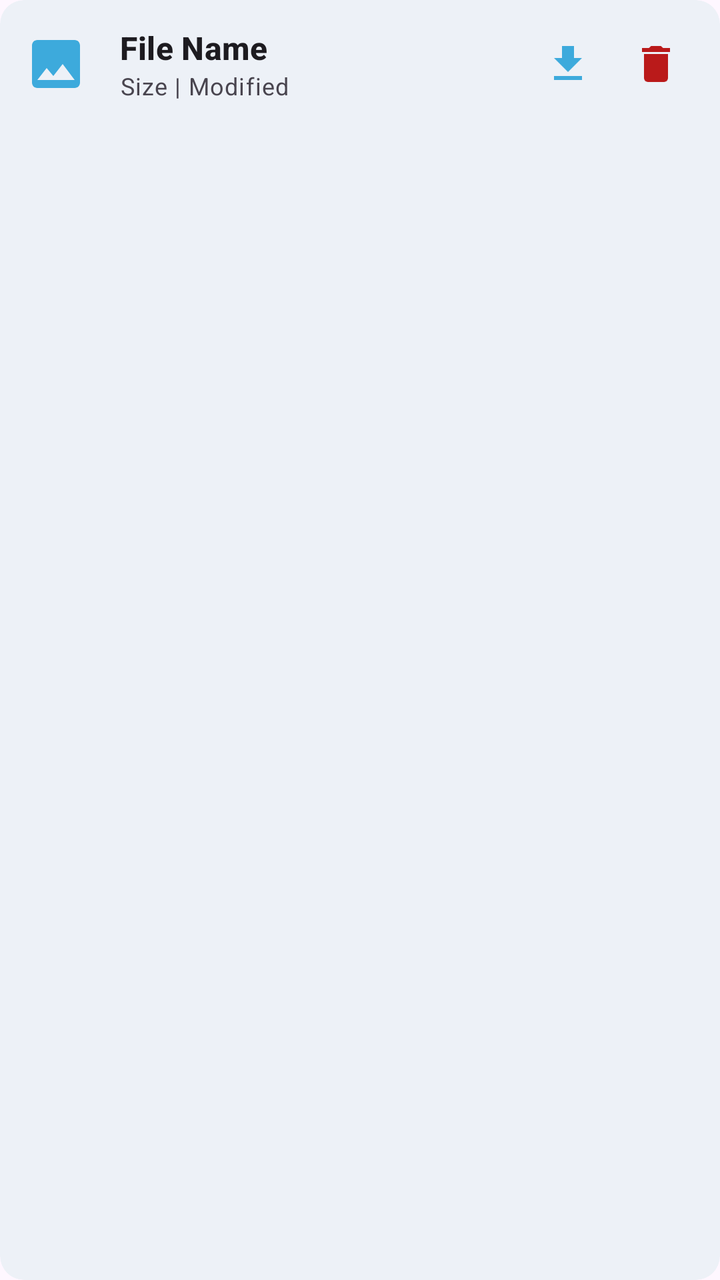
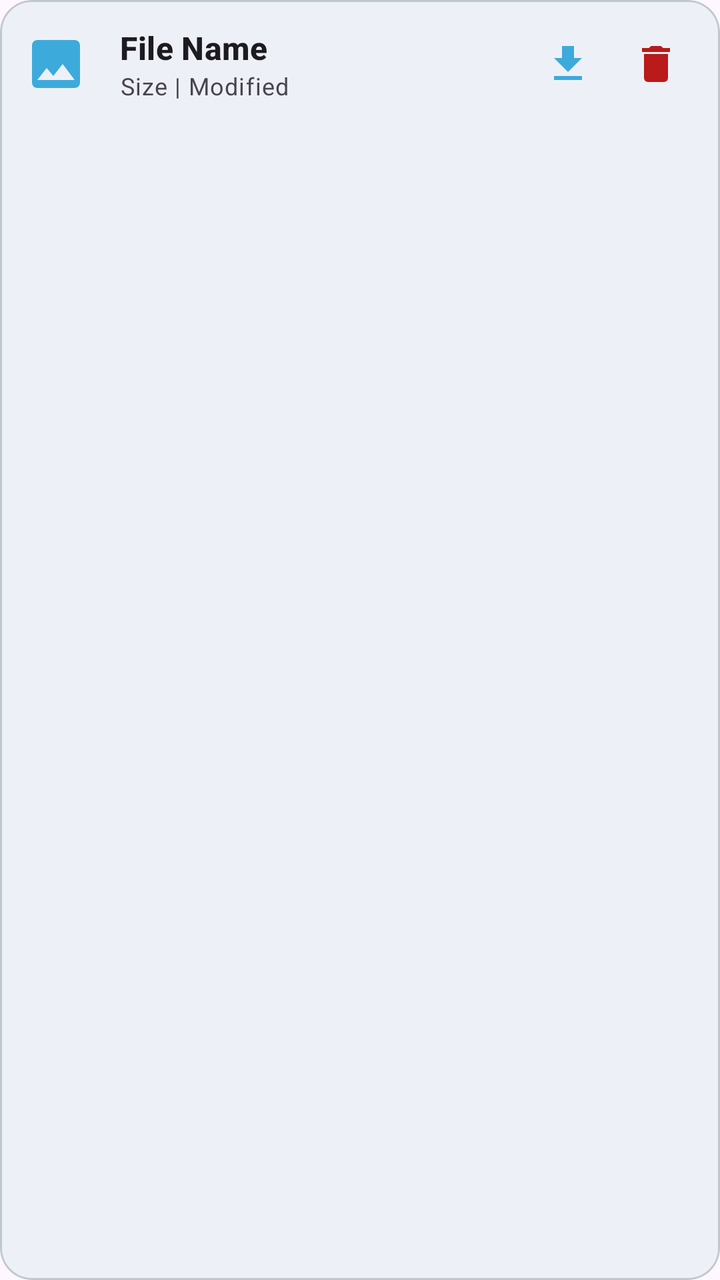

An Android layout rendered at two revisions. The XML below is the earlier revision; the diff shows what the commit changed to produce the second picture.
<!-- AndroidManifest.xml: application theme Theme.Smartwatch -->
<!-- res/layout/item_file.xml -->
<?xml version="1.0" encoding="utf-8"?>
<com.google.android.material.card.MaterialCardView xmlns:android="http://schemas.android.com/apk/res/android"
    xmlns:app="http://schemas.android.com/apk/res-auto"
    android:layout_width="match_parent"
    android:layout_height="wrap_content"
    android:layout_marginHorizontal="8dp"
    android:layout_marginVertical="4dp"
    app:cardBackgroundColor="?attr/colorSurfaceContainer"
    app:cardCornerRadius="12dp"
    app:strokeWidth="0dp">

    <LinearLayout
        android:layout_width="match_parent"
        android:layout_height="wrap_content"
        android:gravity="center_vertical"
        android:orientation="horizontal"
        android:padding="12dp">

        <ImageView
            android:id="@+id/imgFileIcon"
            android:layout_width="32dp"
            android:layout_height="32dp"
            android:src="@drawable/ic_image"
            app:tint="?attr/colorPrimary" />

        <LinearLayout
            android:layout_width="0dp"
            android:layout_height="wrap_content"
            android:layout_marginStart="16dp"
            android:layout_weight="1"
            android:orientation="vertical">

            <TextView
                android:id="@+id/tvFileName"
                android:layout_width="match_parent"
                android:layout_height="wrap_content"
                android:ellipsize="end"
                android:maxLines="1"
                android:text="File Name"
                android:textAppearance="@style/TextAppearance.Material3.TitleMedium"
                android:textStyle="bold" />

            <TextView
                android:id="@+id/tvFileInfo"
                android:layout_width="match_parent"
                android:layout_height="wrap_content"
                android:text="@string/file_info_header"
                android:textAppearance="@style/TextAppearance.Material3.BodySmall"
                android:textColor="?android:attr/textColorSecondary" />

        </LinearLayout>

        <ImageView
            android:id="@+id/btnDownload"
            android:layout_width="40dp"
            android:layout_height="40dp"
            android:background="?attr/selectableItemBackgroundBorderless"
            android:padding="8dp"
            android:src="@drawable/ic_download"
            app:tint="?attr/colorPrimary" />

        <ImageView
            android:id="@+id/btnDelete"
            android:layout_width="40dp"
            android:layout_height="40dp"
            android:layout_marginStart="4dp"
            android:background="?attr/selectableItemBackgroundBorderless"
            android:padding="8dp"
            android:src="@drawable/ic_delete"
            app:tint="?attr/colorError" />

    </LinearLayout>

</com.google.android.material.card.MaterialCardView>
<!-- resources referenced by this layout -->
<resources>
  <!-- drawable ic_delete (drawable) -->
  <vector xmlns:android="http://schemas.android.com/apk/res/android"
      android:width="24dp"
      android:height="24dp"
      android:viewportWidth="24"
      android:viewportHeight="24">
      <path
          android:fillColor="#FF000000"
          android:pathData="M6,19c0,1.1 0.9,2 2,2h8c1.1,0 2,-0.9 2,-2V7H6v12zM19,4h-3.5l-1,-1h-5l-1,1H5v2h14V4z"/>
  </vector>
  <!-- drawable ic_download (drawable) -->
  <vector xmlns:android="http://schemas.android.com/apk/res/android"
      android:width="24dp"
      android:height="24dp"
      android:viewportWidth="24"
      android:viewportHeight="24">
      <path
          android:fillColor="#FF000000"
          android:pathData="M19,9h-4V3H9v6H5l7,7 7,-7zM5,18v2h14v-2H5z"/>
  </vector>
  <!-- drawable ic_image (drawable) -->
  <vector xmlns:android="http://schemas.android.com/apk/res/android"
      android:width="24dp"
      android:height="24dp"
      android:viewportWidth="24"
      android:viewportHeight="24">
      <path
          android:fillColor="#FF000000"
          android:pathData="M21,19V5c0,-1.1 -0.9,-2 -2,-2H5c-1.1,0 -2,0.9 -2,2v14c0,1.1 0.9,2 2,2h14c1.1,0 2,-0.9 2,-2zM8.5,13.5l2.5,3.01L14.5,12l4.5,6H5l3.5,-4.5z"/>
  </vector>
  <string name="file_info_header">Size | Modified</string>
  <style name="Theme.Smartwatch" parent="Theme.Material3.DayNight.NoActionBar">
          
          <item name="colorPrimary">#3DAADC</item>
          <item name="colorOnPrimary">#FFFFFF</item>
          <item name="colorPrimaryContainer">#D0EEFA</item>
          <item name="colorOnPrimaryContainer">#003549</item>
  
          
          <item name="colorSecondary">#DC3D3D</item>
          <item name="colorOnSecondary">#FFFFFF</item>
          <item name="colorSecondaryContainer">#FFDAD6</item>
          <item name="colorOnSecondaryContainer">#410002</item>
  
          
          <item name="colorTertiary">#22CC88</item>
          <item name="colorOnTertiary">#FFFFFF</item>
          <item name="colorTertiaryContainer">#B8F5DA</item>
          <item name="colorOnTertiaryContainer">#002116</item>
  
          
          <item name="colorSurface">#FAFCFF</item>
          <item name="colorOnSurface">#181C20</item>
          <item name="colorSurfaceVariant">#DCE4EC</item>
          <item name="colorOnSurfaceVariant">#40484F</item>
          <item name="colorSurfaceContainer">#EDF1F7</item>
          <item name="colorSurfaceContainerHigh">#E8ECF2</item>
          <item name="colorSurfaceContainerHighest">#E2E7ED</item>
  
          
          <item name="colorOutline">#70787F</item>
          <item name="colorOutlineVariant">#C0C8CF</item>
  
          
          <item name="colorError">#BA1A1A</item>
          <item name="colorOnError">#FFFFFF</item>
          <item name="colorErrorContainer">#FFDAD6</item>
          <item name="colorOnErrorContainer">#410002</item>
  
          
          <item name="android:navigationBarColor">@android:color/transparent</item>
          <item name="android:statusBarColor">@android:color/transparent</item>
          <item name="android:windowLightStatusBar">true</item>
          <item name="android:windowLayoutInDisplayCutoutMode" tools:targetApi="o_mr1">shortEdges</item>
  
          
          <item name="shapeAppearanceSmallComponent">@style/Shape.Small</item>
          <item name="shapeAppearanceMediumComponent">@style/Shape.Medium</item>
          <item name="shapeAppearanceLargeComponent">@style/Shape.Large</item>
  
          
          <item name="elevationOverlayEnabled">false</item>
      </style>
  <style name="Shape.Small" parent="ShapeAppearance.Material3.SmallComponent">
          <item name="cornerSize">8dp</item>
      </style>
  <style name="Shape.Medium" parent="ShapeAppearance.Material3.MediumComponent">
          <item name="cornerSize">16dp</item>
      </style>
  <style name="Shape.Large" parent="ShapeAppearance.Material3.LargeComponent">
          <item name="cornerSize">24dp</item>
      </style>
</resources>

<!-- the commit's change to res/layout/item_file.xml (unified diff, before → after) -->
@@ -6,8 +6,9 @@
     android:layout_marginHorizontal="8dp"
     android:layout_marginVertical="4dp"
     app:cardBackgroundColor="?attr/colorSurfaceContainer"
-    app:cardCornerRadius="12dp"
-    app:strokeWidth="0dp">
+    app:cardCornerRadius="16dp"
+    app:strokeWidth="1dp">
+    app:strokeColor="?attr/colorOutlineVariant"
 
     <LinearLayout
         android:layout_width="match_parent"
